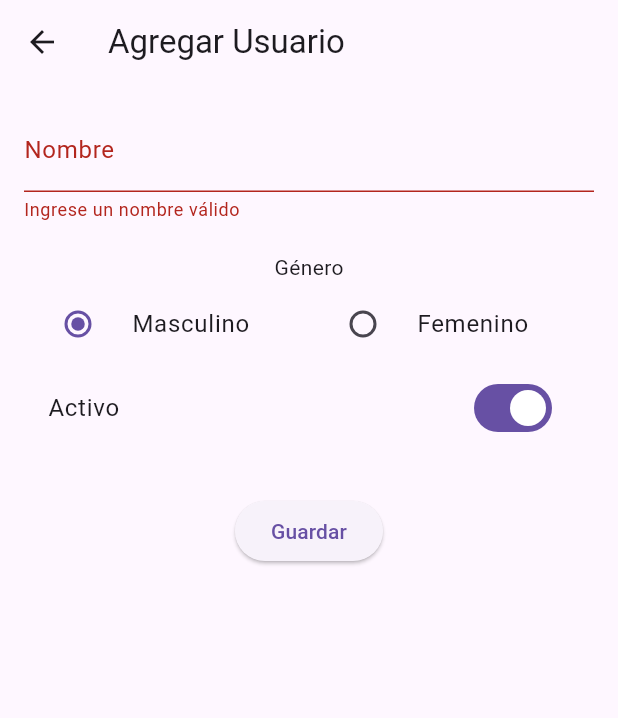
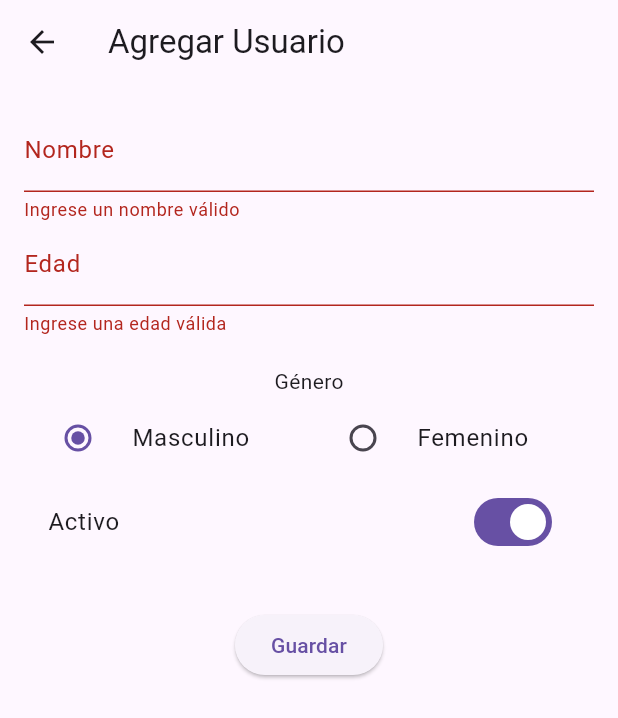
Before and after one commit to JuanHuamaniVasquez/Programacion-para-Dispositivos-Moviles---Juan-Huamani, a Flutter app: the UserFormScreen screen opened directly, after a tap on "Guardar", on a phone screen of 412 x 824 dp. Shown: the top 718 px of the screen. Run offline on Flutter 3.47's test engine with Material 3 defaults, Android fonts, the phone set to English and light mode, and no system bars.

Commit message:
Actividad Extra 1
- Se aumento el campo edad a user.dart
- Se agrego y configuro el textField a user_form_screen

```diff
--- a/Actividad en Clase - Flutter CRUD/lib/models/user.dart
+++ b/Actividad en Clase - Flutter CRUD/lib/models/user.dart
@@ -2,10 +2,13 @@ class User {
   String nombre;
   String genero; // 'Masculino' o 'Femenino'
   bool activo;
+  int edad;
+
 
   User({
     required this.nombre,
     required this.genero,
     required this.activo,
+    required this.edad,
   });
 }
--- a/Actividad en Clase - Flutter CRUD/lib/views/user_form_screen.dart
+++ b/Actividad en Clase - Flutter CRUD/lib/views/user_form_screen.dart
@@ -14,6 +14,7 @@ class UserFormScreen extends StatefulWidget {
 class _UserFormScreenState extends State<UserFormScreen> {
   final _formKey = GlobalKey<FormState>();
   late String _nombre;
+  late int _edad;
   String _genero = 'Masculino';
   bool _activo = true;
 
@@ -24,7 +25,9 @@ class _UserFormScreenState extends State<UserFormScreen> {
       _nombre = widget.usuario!.nombre;
       _genero = widget.usuario!.genero;
       _activo = widget.usuario!.activo;
+      _edad = widget.usuario!.edad;
     } else {
+      _edad = 0;
       _nombre = '';
     }
   }
@@ -47,6 +50,17 @@ class _UserFormScreenState extends State<UserFormScreen> {
                 validator: (value) =>
                 value == null || value.isEmpty ? 'Ingrese un nombre válido' : null,
                 onSaved: (value) => _nombre = value!,
+              ),
+              TextFormField(
+                initialValue: _edad == 0 ? '' : _edad.toString(),
+                decoration: const InputDecoration(labelText: 'Edad'),
+                keyboardType: TextInputType.number,
+                validator: (value) {
+                  if (value == null || value.isEmpty) return 'Ingrese una edad válida';
+                  final num? e = int.tryParse(value);
+                  return (e == null || e <= 0) ? 'La edad debe ser mayor a 0' : null;
+                },
+                onSaved: (value) => _edad = int.parse(value!),
               ),
               const SizedBox(height: 20),
               const Text('Género'),
@@ -80,7 +94,7 @@ class _UserFormScreenState extends State<UserFormScreen> {
                 onPressed: () {
                   if (_formKey.currentState!.validate()) {
                     _formKey.currentState!.save();
-                    final user = User(nombre: _nombre, genero: _genero, activo: _activo);
+                    final user = User(nombre: _nombre, genero: _genero, activo: _activo, edad: _edad);
                     Navigator.pop(context, user);
                   }
                 },
--- a/Actividad en Clase - Flutter CRUD/lib/views/user_list_screen.dart
+++ b/Actividad en Clase - Flutter CRUD/lib/views/user_list_screen.dart
@@ -20,7 +20,7 @@ class UserListScreen extends StatelessWidget {
           return Card(
             child: ListTile(
               title: Text(user.nombre),
-              subtitle: Text('${user.genero} - ${user.activo ? 'Activo' : 'Inactivo'}'),
+              subtitle: Text('${user.genero} - ${user.activo ? 'Activo' : 'Inactivo'} - Edad: ${user.edad}'),
               trailing: Row(
                 mainAxisSize: MainAxisSize.min,
                 children: [
```
